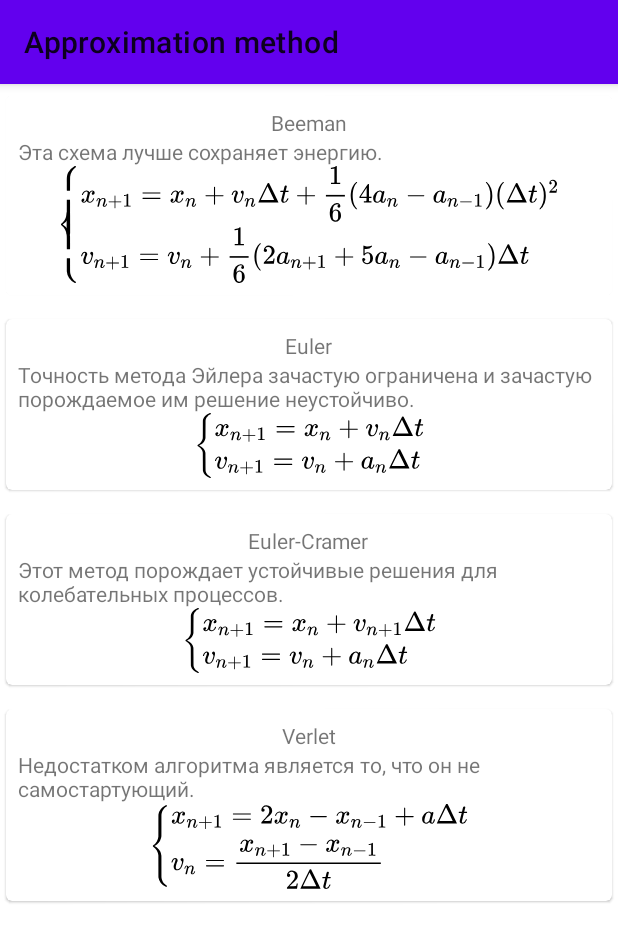
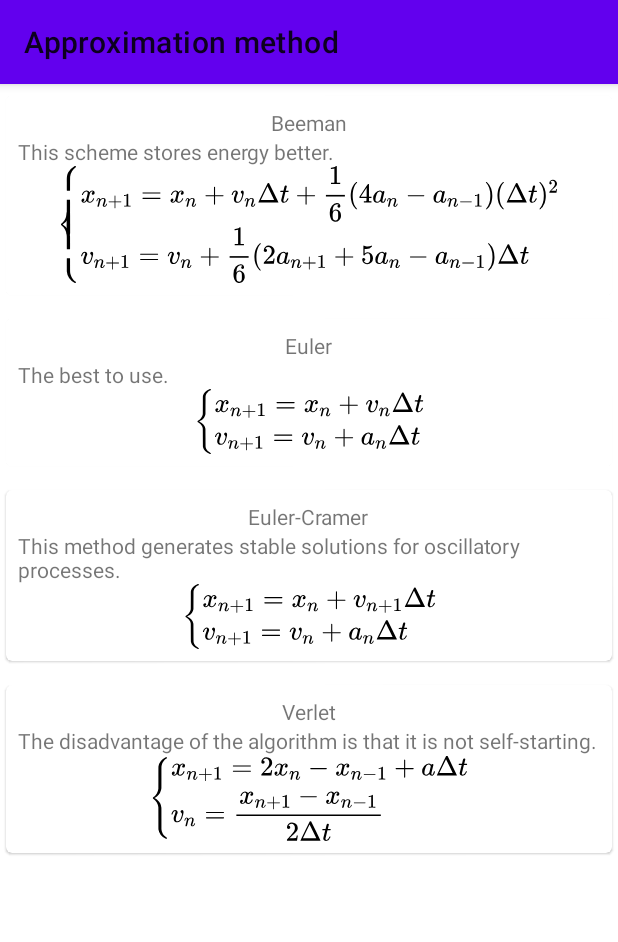
Before and after one commit to DortanMors/math-modelling-android, an Android app: the fragment PrepareFragment placed in its activity, on a phone screen of 412 x 824 dp. Shown: the top 942 px of the screen. Run offline under Robolectric (Android 15) with nearby library versions, the phone set to English and light mode, and no system bars.

Commit message:
localization fixed

```diff
--- a/app/src/main/res/values/strings.xml
+++ b/app/src/main/res/values/strings.xml
@@ -21,10 +21,10 @@
 
     <string-array
         name="methods_info">
-        <item>Эта схема лучше сохраняет энергию.</item> <!-- Beeman -->
-        <item>Точность метода Эйлера зачастую ограничена и зачастую порождаемое им решение неустойчиво.</item> <!-- Euler -->
-        <item>Этот метод порождает устойчивые решения для колебательных процессов.</item> <!-- Euler-Cramer -->
-        <item>Недостатком алгоритма является то, что он не самостартующий.</item> <!-- Verlet -->
+        <item>This scheme stores energy better.</item> <!-- Beeman -->
+        <item>The best to use.</item> <!-- Euler -->
+        <item>This method generates stable solutions for oscillatory processes.</item> <!-- Euler-Cramer -->
+        <item>The disadvantage of the algorithm is that it is not self-starting.</item> <!-- Verlet -->
     </string-array>
 
     <string name="next">Next</string>
```
